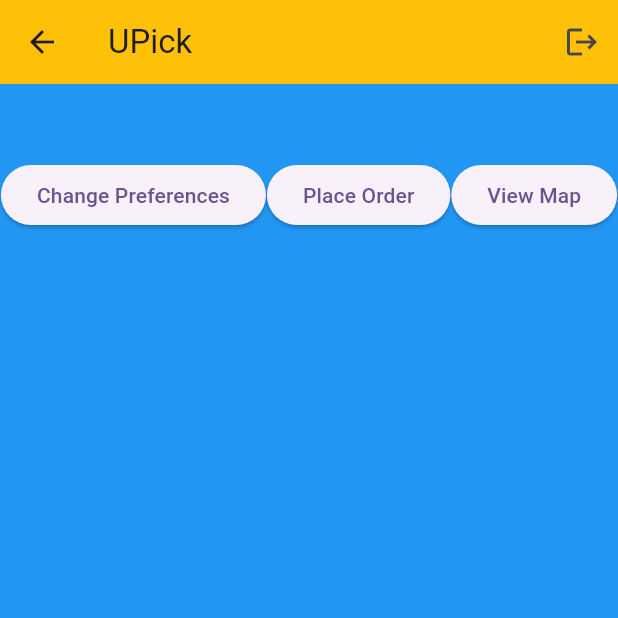
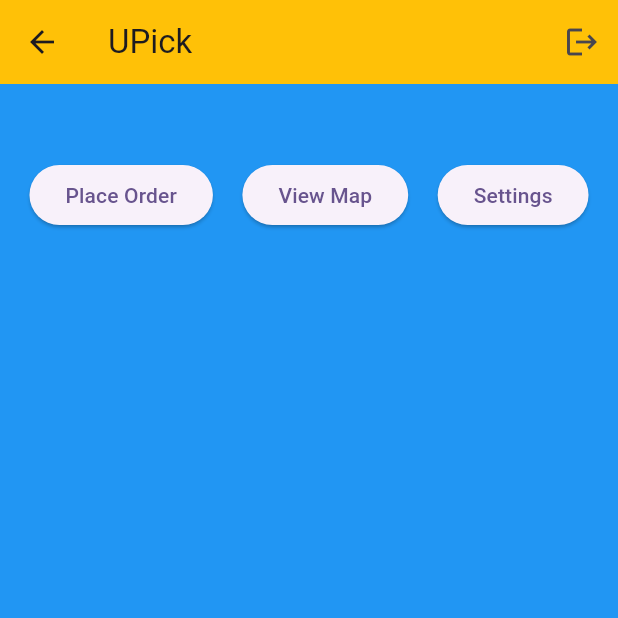
Before and after one commit to LGugs3/Surprise-Delivery-App, a Flutter app: the HomePage screen opened directly, on a phone screen of 412 x 824 dp, the top half of it. Run offline on Flutter 3.47's test engine with Material 3 defaults, Android fonts, the phone set to English and light mode, and no system bars; our stand-ins replace firebase_auth, firebase_core, flutter_dotenv; accounts and stored records are empty.

Commit message:
Created Settings page and modified Home page accoordingly

```diff
--- a/Surprise_Delivery_App/lib/pages/home_page.dart
+++ b/Surprise_Delivery_App/lib/pages/home_page.dart
@@ -3,6 +3,7 @@
 import 'package:firebase_auth/firebase_auth.dart';
 import 'package:surpirse_delivery_app/pages/signin_page.dart';
 import 'package:flutter/material.dart';
+import 'package:surpirse_delivery_app/pages/settings_page.dart';
 
 class HomePage extends StatefulWidget {
   const HomePage({Key? key}) : super(key: key);
@@ -11,22 +12,11 @@ class HomePage extends StatefulWidget {
   _HomePageState createState() => _HomePageState();
 }
 
-Row buttonRow()
+Row buttonRow(BuildContext context)
 {
   return Row(
     mainAxisAlignment: MainAxisAlignment.spaceEvenly,
     children: <Widget>[
-      Column(
-        children: <Widget>[
-          ElevatedButton(
-            child:
-            const Text("Change Preferences"),
-            onPressed: () {
-              print("Change Preferences button pressed.");
-            },
-          )
-        ],
-      ),
       Column(
         children: <Widget>[
           ElevatedButton(
@@ -45,6 +35,19 @@ Row buttonRow()
             const Text("View Map"),
             onPressed: () {
               print("View Map button pressed.");
+            },
+          )
+        ],
+      ),
+      Column(
+        children: <Widget>[
+          ElevatedButton(
+            child: const Text("Settings"),
+            onPressed: () {
+              Navigator.push(
+                context,
+                MaterialPageRoute(builder: (context) => SettingsPage()),
+              );
             },
           )
         ],
@@ -79,7 +82,7 @@ class _HomePageState extends State<HomePage> {
         child:
           Padding(
             padding: EdgeInsets.fromLTRB(0, 50, 0, 50),
-            child: buttonRow(),
+            child: buttonRow(context),
           ),
       ),
     );
```
Also changed, not shown: Surprise_Delivery_App/lib/pages/settings_page.dart (added, +54 -0 lines).
